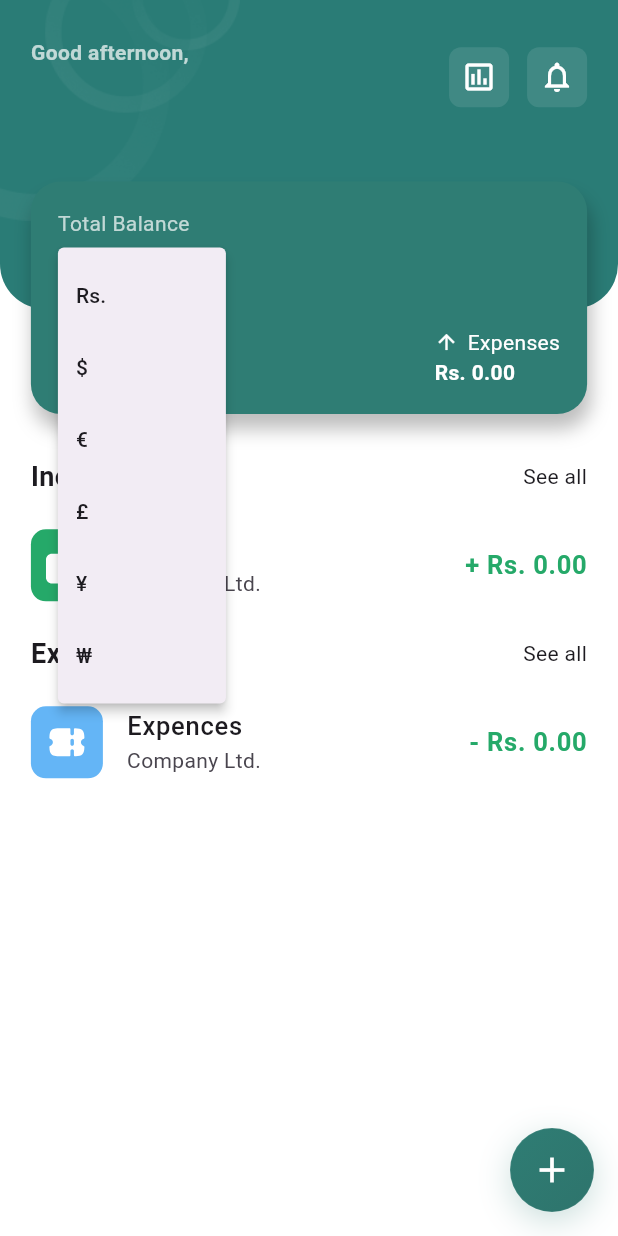
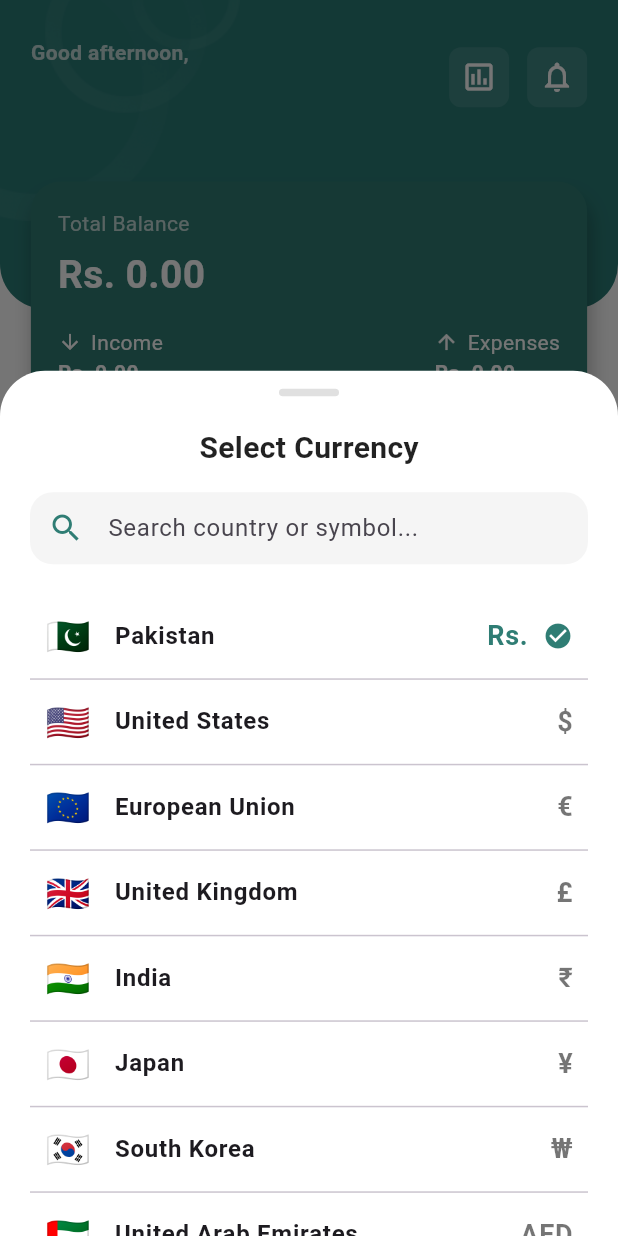
Before and after one commit to MuhammadHassan0184/spendigo, a Flutter app: the Home screen opened directly, after a tap on "Rs.", on a phone screen of 412 x 824 dp. Run offline on Flutter 3.47's test engine with Material 3 defaults, Android fonts, the phone set to English and light mode, and no system bars; our stand-ins replace cloud_firestore, file_picker, firebase_auth, firebase_core, fl_chart, flutter_local_notifications and 11 more; accounts and stored records are empty; project files that could hold a hidden picture were left out.

Commit message:
add bottom sheet for currency change and add hint animation.

```diff
--- a/lib/controller/currency_controller.dart
+++ b/lib/controller/currency_controller.dart
@@ -4,8 +4,69 @@
 
 class CurrencyController extends GetxController {
   var selectedCurrency = "Rs.".obs;
+  var searchQuery = "".obs;
 
-  final List<String> currencies = ["Rs.", "\$", "€", "£", "¥", "₩"];
+  // Comprehensive list of countries and currencies
+  final List<Map<String, String>> countryCurrencies = [
+    {"country": "Pakistan", "symbol": "Rs.", "flag": "🇵🇰"},
+    {"country": "United States", "symbol": "\$", "flag": "🇺🇸"},
+    {"country": "European Union", "symbol": "€", "flag": "🇪🇺"},
+    {"country": "United Kingdom", "symbol": "£", "flag": "🇬🇧"},
+    {"country": "India", "symbol": "₹", "flag": "🇮🇳"},
+    {"country": "Japan", "symbol": "¥", "flag": "🇯🇵"},
+    {"country": "South Korea", "symbol": "₩", "flag": "🇰🇷"},
+    {"country": "United Arab Emirates", "symbol": "AED", "flag": "🇦🇪"},
+    {"country": "Saudi Arabia", "symbol": "SAR", "flag": "🇸🇦"},
+    {"country": "Canada", "symbol": "C\$", "flag": "🇨🇦"},
+    {"country": "Australia", "symbol": "A\$", "flag": "🇦🇺"},
+    {"country": "Turkey", "symbol": "₺", "flag": "🇹🇷"},
+    {"country": "Russia", "symbol": "₽", "flag": "🇷🇺"},
+    {"country": "China", "symbol": "元", "flag": "🇨🇳"},
+    {"country": "Singapore", "symbol": "S\$", "flag": "🇸🇬"},
+    {"country": "Malaysia", "symbol": "RM", "flag": "🇲🇾"},
+    {"country": "Indonesia", "symbol": "Rp", "flag": "🇮🇩"},
+    {"country": "Thailand", "symbol": "฿", "flag": "🇹🇭"},
+    {"country": "Vietnam", "symbol": "₫", "flag": "🇻🇳"},
+    {"country": "Brazil", "symbol": "R\$", "flag": "🇧🇷"},
+    {"country": "Mexico", "symbol": "\$", "flag": "🇲🇽"},
+    {"country": "Argentina", "symbol": "\$", "flag": "🇦🇷"},
+    {"country": "South Africa", "symbol": "R", "flag": "🇿🇦"},
+    {"country": "Nigeria", "symbol": "₦", "flag": "🇳🇬"},
+    {"country": "Egypt", "symbol": "E£", "flag": "🇪🇬"},
+    {"country": "Switzerland", "symbol": "CHF", "flag": "🇨🇭"},
+    {"country": "Norway", "symbol": "kr", "flag": "🇳🇴"},
+    {"country": "Sweden", "symbol": "kr", "flag": "🇸🇪"},
+    {"country": "New Zealand", "symbol": "NZ\$", "flag": "🇳🇿"},
+    {"country": "Philippines", "symbol": "₱", "flag": "🇵🇭"},
+    {"country": "Bangladesh", "symbol": "৳", "flag": "🇧🇩"},
+    {"country": "Sri Lanka", "symbol": "Rs.", "flag": "🇱🇰"},
+    {"country": "Qatar", "symbol": "QR", "flag": "🇶🇦"},
+    {"country": "Kuwait", "symbol": "KD", "flag": "🇰🇼"},
+    {"country": "Bahrain", "symbol": "BD", "flag": "🇧🇭"},
+    {"country": "Oman", "symbol": "OMR", "flag": "🇴🇲"},
+    {"country": "Jordan", "symbol": "JOD", "flag": "🇯🇴"},
+    {"country": "Poland", "symbol": "zł", "flag": "🇵🇱"},
+    {"country": "Denmark", "symbol": "kr.", "flag": "🇩🇰"},
+    {"country": "Czech Republic", "symbol": "Kč", "flag": "🇨🇿"},
+    {"country": "Hungary", "symbol": "Ft", "flag": "🇭🇺"},
+  ];
+
+  List<Map<String, String>> get filteredCountries {
+    if (searchQuery.isEmpty) return countryCurrencies;
+    return countryCurrencies
+        .where(
+          (c) =>
+              c['country']!.toLowerCase().contains(
+                searchQuery.value.toLowerCase(),
+              ) ||
+              c['symbol']!.toLowerCase().contains(
+                searchQuery.value.toLowerCase(),
+              ),
+        )
+        .toList();
+  }
+
+  var hasSeenHint = false.obs;
 
   Box get _box {
     final uid = FirebaseAuth.instance.currentUser?.uid;
@@ -15,20 +76,58 @@
   @override
   void onInit() {
     super.onInit();
-    if (FirebaseAuth.instance.currentUser != null) {
-      loadCurrency();
+    _initData();
+  }
+
+  Future<void> _initData() async {
+    final uid = FirebaseAuth.instance.currentUser?.uid;
+    if (uid != null) {
+      if (!Hive.isBoxOpen('settings_$uid')) {
+        await Hive.openBox('settings_$uid');
+      }
+      await loadCurrency();
+      await checkHintStatus();
     }
   }
 
-  void loadCurrency() {
+  Future<void> checkHintStatus() async {
     final uid = FirebaseAuth.instance.currentUser?.uid;
-    if (uid != null && Hive.isBoxOpen('settings_$uid')) {
+    if (uid != null) {
+      if (!Hive.isBoxOpen('settings_$uid')) {
+        await Hive.openBox('settings_$uid');
+      }
+      hasSeenHint.value = _box.get('hasSeenCurrencyHint', defaultValue: false);
+    }
+  }
+
+
+  void markHintAsSeen() {
+    if (!hasSeenHint.value) {
+      hasSeenHint.value = true;
+      _box.put('hasSeenCurrencyHint', true);
+    }
+  }
+
+  Future<void> loadCurrency() async {
+    final uid = FirebaseAuth.instance.currentUser?.uid;
+    if (uid != null) {
+      if (!Hive.isBoxOpen('settings_$uid')) {
+        await Hive.openBox('settings_$uid');
+      }
       selectedCurrency.value = _box.get('currency', defaultValue: "Rs.");
     }
   }
 
-  void changeCurrency(String currency) {
-    selectedCurrency.value = currency;
-    _box.put('currency', currency);
+  Future<void> updateCurrency(String symbol) async {
+    final uid = FirebaseAuth.instance.currentUser?.uid;
+    if (uid != null) {
+      if (!Hive.isBoxOpen('settings_$uid')) {
+        await Hive.openBox('settings_$uid');
+      }
+      selectedCurrency.value = symbol;
+      await _box.put('currency', symbol);
+      markHintAsSeen(); // Hide hint if they change currency
+      Get.back(); // Close bottom sheet
+    }
   }
 }
--- a/lib/services/hive_service.dart
+++ b/lib/services/hive_service.dart
@@ -36,6 +36,7 @@
     }
     if (Get.isRegistered<CurrencyController>()) {
       Get.find<CurrencyController>().loadCurrency();
+      Get.find<CurrencyController>().checkHintStatus();
     }
   }
 
--- a/lib/view/DashBoard/home.dart
+++ b/lib/view/DashBoard/home.dart
@@ -11,6 +11,8 @@
 import 'package:spendigo/widgets/custom_fab.dart';
 import 'package:spendigo/widgets/home_transaction_tile.dart';
 import 'package:spendigo/view/TranscationHistory/transaction_details.dart';
+import 'package:spendigo/widgets/currency_bottom_sheet.dart';
+import 'package:spendigo/widgets/pulse_animation.dart';
 
 class Home extends StatelessWidget {
   Home({super.key});
@@ -220,28 +222,30 @@
                                 Get.find<CurrencyController>();
                             return Row(
                               children: [
-                                PopupMenuButton<String>(
-                                  onSelected: (String value) {
-                                    currencyController.changeCurrency(value);
+                                Stack(
+                                  clipBehavior: Clip.none,
+                                  children: [
+                                    GestureDetector(
+                                      onTap: () {
+                                        currencyController.markHintAsSeen();
+                                        showCurrencyBottomSheet(context);
                                       },
-                                  itemBuilder: (BuildContext context) {
-                                    return currencyController.currencies.map((
-                                      String choice,
-                                    ) {
-                                      return PopupMenuItem<String>(
-                                        value: choice,
-                                        child: Text(choice),
-                                      );
-                                    }).toList();
-                                  },
-                                  child: Text(
+                                      child: Obx(() {
+                                        final content = Text(
                                           "${currencyController.selectedCurrency.value} ",
-                                    style: TextStyle(
+                                          style: const TextStyle(
                                             color: Colors.white,
                                             fontSize: 26,
                                             fontWeight: FontWeight.bold,
                                           ),
+                                        );
+
+                                        return !currencyController.hasSeenHint.value
+                                            ? PulseAnimation(child: content)
+                                            : content;
+                                      }),
                                     ),
+                                  ],
                                 ),
                                 Text(
                                   controller.totalBalance.toStringAsFixed(2),
--- /dev/null
+++ b/lib/widgets/currency_bottom_sheet.dart
@@ -0,0 +1,135 @@
+import 'package:flutter/material.dart';
+import 'package:get/get.dart';
+import 'package:spendigo/config/colors.dart';
+import 'package:spendigo/controller/currency_controller.dart';
+
+class CurrencyBottomSheet extends StatelessWidget {
+  const CurrencyBottomSheet({super.key});
+
+  @override
+  Widget build(BuildContext context) {
+    final controller = Get.find<CurrencyController>();
+    controller.searchQuery.value = ""; // Reset search
+
+    return Container(
+      height: Get.height * 0.7,
+      decoration: const BoxDecoration(
+        color: Colors.white,
+        borderRadius: BorderRadius.only(
+          topLeft: Radius.circular(30),
+          topRight: Radius.circular(30),
+        ),
+      ),
+      child: Column(
+        children: [
+          const SizedBox(height: 12),
+          // Handle
+          Container(
+            width: 40,
+            height: 5,
+            decoration: BoxDecoration(
+              color: Colors.grey.shade300,
+              borderRadius: BorderRadius.circular(10),
+            ),
+          ),
+          const SizedBox(height: 20),
+          const Text(
+            "Select Currency",
+            style: TextStyle(
+              fontSize: 20,
+              fontWeight: FontWeight.bold,
+              color: Colors.black87,
+            ),
+          ),
+          const SizedBox(height: 15),
+          // Search Bar
+          Padding(
+            padding: const EdgeInsets.symmetric(horizontal: 20),
+            child: TextField(
+              onChanged: (value) => controller.searchQuery.value = value,
+              decoration: InputDecoration(
+                hintText: "Search country or symbol...",
+                prefixIcon: Icon(Icons.search, color: AppColors.primary),
+                filled: true,
+                fillColor: Colors.grey.shade100,
+                border: OutlineInputBorder(
+                  borderRadius: BorderRadius.circular(15),
+                  borderSide: BorderSide.none,
+                ),
+                contentPadding: const EdgeInsets.symmetric(vertical: 0),
+              ),
+            ),
+          ),
+          const SizedBox(height: 10),
+          // List
+          Expanded(
+            child: Obx(() {
+              final countries = controller.filteredCountries;
+              return ListView.separated(
+                padding: const EdgeInsets.symmetric(
+                  horizontal: 20,
+                  vertical: 10,
+                ),
+                itemCount: countries.length,
+                separatorBuilder: (context, index) => const Divider(height: 1),
+                itemBuilder: (context, index) {
+                  final item = countries[index];
+                  final isSelected =
+                      controller.selectedCurrency.value == item['symbol'];
+
+                  return ListTile(
+                    contentPadding: const EdgeInsets.symmetric(horizontal: 10),
+                    leading: Text(
+                      item['flag']!,
+                      style: const TextStyle(fontSize: 24),
+                    ),
+                    title: Text(
+                      item['country']!,
+                      style: const TextStyle(
+                        fontWeight: FontWeight.w600,
+                        fontSize: 16,
+                      ),
+                    ),
+                    trailing: Row(
+                      mainAxisSize: MainAxisSize.min,
+                      children: [
+                        Text(
+                          item['symbol']!,
+                          style: TextStyle(
+                            fontSize: 18,
+                            fontWeight: FontWeight.bold,
+                            color: isSelected
+                                ? AppColors.primary
+                                : Colors.black54,
+                          ),
+                        ),
+                        if (isSelected) ...[
+                          const SizedBox(width: 10),
+                          Icon(
+                            Icons.check_circle,
+                            color: AppColors.primary,
+                            size: 20,
+                          ),
+                        ],
+                      ],
+                    ),
+                    onTap: () => controller.updateCurrency(item['symbol']!),
+                  );
+                },
+              );
+            }),
+          ),
+        ],
+      ),
+    );
+  }
+}
+
+void showCurrencyBottomSheet(BuildContext context) {
+  showModalBottomSheet(
+    context: context,
+    isScrollControlled: true,
+    backgroundColor: Colors.transparent,
+    builder: (context) => const CurrencyBottomSheet(),
+  );
+}
--- /dev/null
+++ b/lib/widgets/pulse_animation.dart
@@ -0,0 +1,52 @@
+import 'package:flutter/material.dart';
+
+class PulseAnimation extends StatefulWidget {
+  final Widget child;
+  const PulseAnimation({super.key, required this.child});
+
+  @override
+  State<PulseAnimation> createState() => _PulseAnimationState();
+}
+
+class _PulseAnimationState extends State<PulseAnimation> with SingleTickerProviderStateMixin {
+  late AnimationController _controller;
+
+  @override
+  void initState() {
+    super.initState();
+    _controller = AnimationController(
+      vsync: this,
+      duration: const Duration(seconds: 2),
+    )..repeat();
+  }
+
+  @override
+  void dispose() {
+    _controller.dispose();
+    super.dispose();
+  }
+
+  @override
+  Widget build(BuildContext context) {
+    return Stack(
+      alignment: Alignment.center,
+      children: [
+        AnimatedBuilder(
+          animation: _controller,
+          builder: (context, child) {
+            return Container(
+              width: 30 + (_controller.value * 30),
+              height: 30 + (_controller.value * 30),
+              decoration: BoxDecoration(
+                shape: BoxShape.circle,
+                // ignore: deprecated_member_use
+                color: Colors.white.withOpacity(1 - _controller.value),
+              ),
+            );
+          },
+        ),
+        widget.child,
+      ],
+    );
+  }
+}
```
Lines whose indentation alone changed are shown as unchanged.
